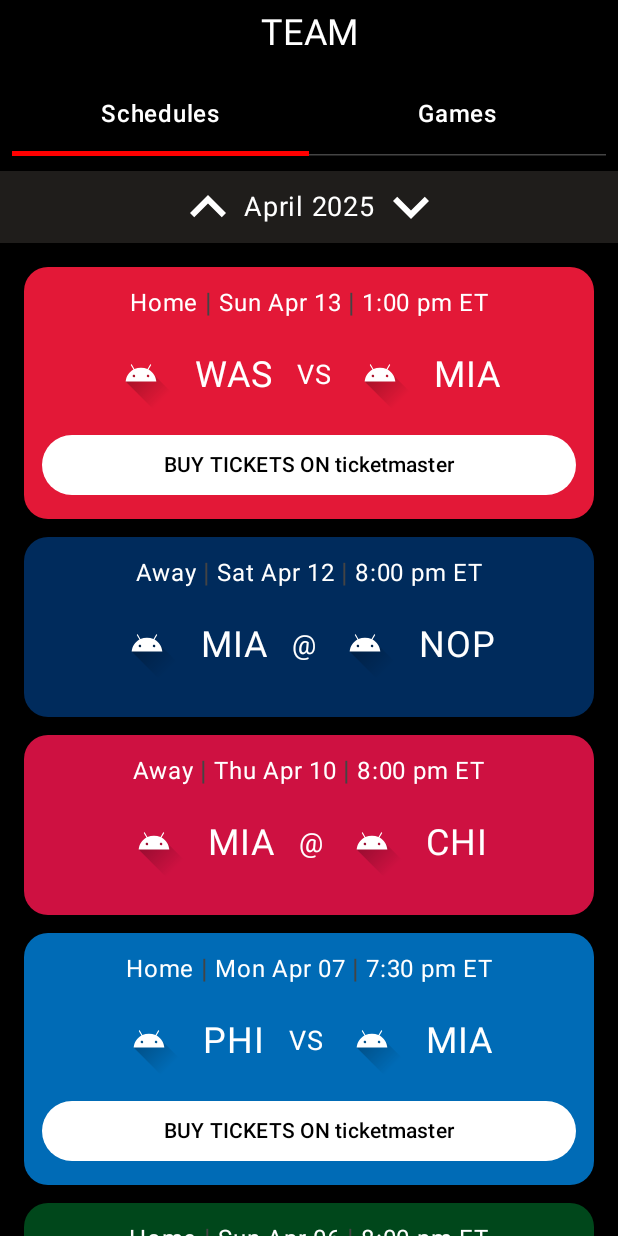
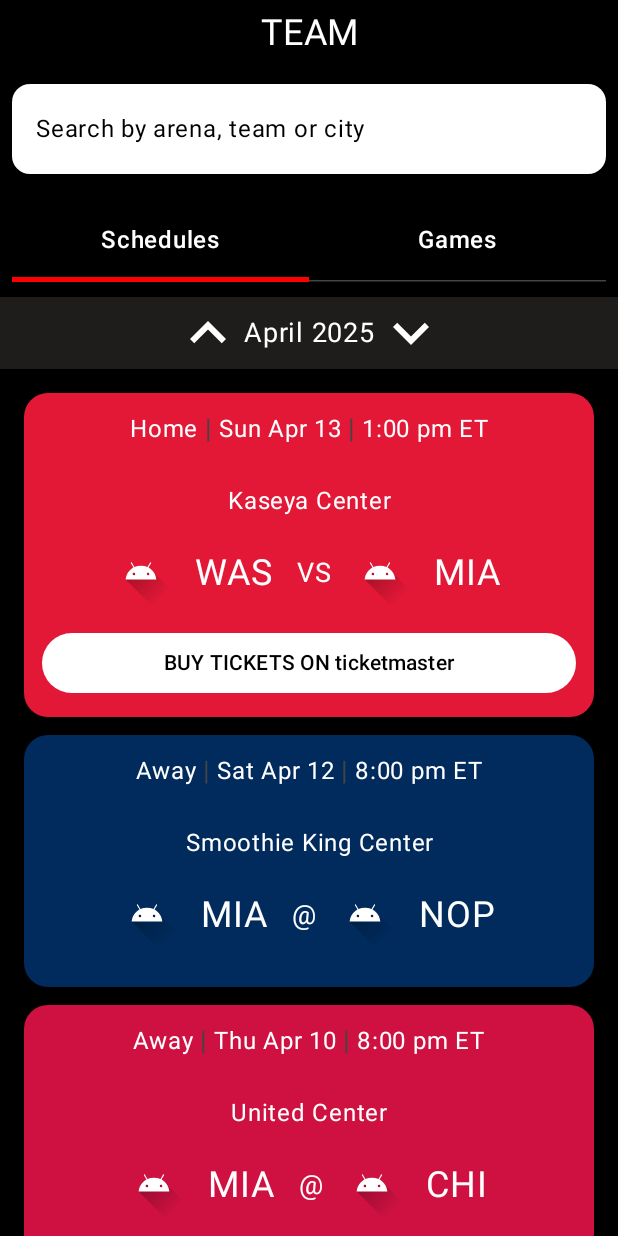
Before and after one commit to devashish6/nba-schedule, an Android app built with Jetpack Compose: the screen it shows after launch (MainActivity), on a phone screen of 412 x 824 dp. Run offline under Robolectric (Android 15) with nearby library versions, the phone set to English and light mode, and no system bars; our stand-ins replace Dagger/Hilt's generated code.

Commit message:
1. Using hilt 2. Search bar 3. Arena name

```diff
--- a/app/src/main/AndroidManifest.xml
+++ b/app/src/main/AndroidManifest.xml
@@ -9,6 +9,7 @@
     <uses-permission android:name="android.permission.READ_EXTERNAL_STORAGE"/>
 
     <application
+        android:name=".NBAScheduleApplication"
         android:allowBackup="true"
         android:dataExtractionRules="@xml/data_extraction_rules"
         android:fullBackupContent="@xml/backup_rules"
--- a/app/src/main/java/com/nba/schedule/MainActivity.kt
+++ b/app/src/main/java/com/nba/schedule/MainActivity.kt
@@ -13,28 +13,25 @@ import androidx.compose.runtime.Composable
 import androidx.compose.ui.Modifier
 import androidx.compose.ui.tooling.preview.Preview
 import androidx.lifecycle.compose.collectAsStateWithLifecycle
-import com.nba.schedule.ui.MainScreen
+import com.nba.schedule.ui.MainScreenRoute
 import com.nba.schedule.ui.theme.NBAScheduleTheme
 import com.nba.schedule.viewmodel.MainViewModel
+import dagger.hilt.android.AndroidEntryPoint
 
+@AndroidEntryPoint
 class MainActivity : ComponentActivity() {
 
-    private val viewModel: MainViewModel by viewModels()
 
     override fun onCreate(savedInstanceState: Bundle?) {
         super.onCreate(savedInstanceState)
-        viewModel.loadJsonData()
         setContent {
-            val uiModel = viewModel.uiState.collectAsStateWithLifecycle()
             NBAScheduleTheme {
                 // A surface container using the 'background' color from the theme
                 Surface(
                     modifier = Modifier.fillMaxSize(),
                     color = MaterialTheme.colorScheme.background
                 ) {
-                    MainScreen(
-                        uiModel = uiModel.value
-                    )
+                    MainScreenRoute()
                 }
             }
         }
--- /dev/null
+++ b/app/src/main/java/com/nba/schedule/NBAScheduleApplication.kt
@@ -0,0 +1,9 @@
+package com.nba.schedule
+
+import android.app.Application
+import dagger.hilt.android.HiltAndroidApp
+
+@HiltAndroidApp
+class NBAScheduleApplication : Application() {
+
+}
--- a/app/src/main/java/com/nba/schedule/model/Schedule.kt
+++ b/app/src/main/java/com/nba/schedule/model/Schedule.kt
@@ -18,6 +18,7 @@ data class ScheduleUi(
     val canBuy: Boolean, //To show and hide button
     val homeTeamUi: TeamUi,
     val awayTeamUi: TeamUi,
+    val arena: String,
 )
 
 fun Schedule.toScheduleUi(teamList: List<TeamUi>): ScheduleUi {
@@ -36,6 +37,7 @@ fun Schedule.toScheduleUi(teamList: List<TeamUi>): ScheduleUi {
         formattedDate = formatDate(gameTime),
         gameDate = gameTime,
         startTime = startTime,
+        arena = arenaName,
         homeTeamUi = TeamUi(
             teamId = homeTeam.teamId,
             teamName = home?.teamName.orEmpty(),
--- a/app/src/main/java/com/nba/schedule/ui/MainScreen.kt
+++ b/app/src/main/java/com/nba/schedule/ui/MainScreen.kt
@@ -3,6 +3,7 @@ package com.nba.schedule.ui
 import androidx.compose.foundation.background
 import androidx.compose.foundation.clickable
 import androidx.compose.foundation.layout.Arrangement
+import androidx.compose.foundation.layout.Box
 import androidx.compose.foundation.layout.Column
 import androidx.compose.foundation.layout.PaddingValues
 import androidx.compose.foundation.layout.Row
@@ -15,13 +16,21 @@ import androidx.compose.foundation.pager.HorizontalPager
 import androidx.compose.foundation.pager.PageSize
 import androidx.compose.foundation.pager.PagerDefaults
 import androidx.compose.foundation.pager.rememberPagerState
+import androidx.compose.foundation.text.BasicTextField
+import androidx.compose.material3.Card
+import androidx.compose.material3.CardDefaults
 import androidx.compose.material3.HorizontalDivider
 import androidx.compose.material3.TabRow
 import androidx.compose.material3.TabRowDefaults.SecondaryIndicator
 import androidx.compose.material3.TabRowDefaults.tabIndicatorOffset
 import androidx.compose.material3.Text
 import androidx.compose.runtime.Composable
+import androidx.compose.runtime.LaunchedEffect
+import androidx.compose.runtime.getValue
+import androidx.compose.runtime.mutableStateOf
+import androidx.compose.runtime.remember
 import androidx.compose.runtime.rememberCoroutineScope
+import androidx.compose.runtime.setValue
 import androidx.compose.ui.Modifier
 import androidx.compose.ui.graphics.Color
 import androidx.compose.ui.platform.LocalContext
@@ -31,11 +40,14 @@ import androidx.compose.ui.text.style.TextAlign
 import androidx.compose.ui.tooling.preview.Preview
 import androidx.compose.ui.unit.dp
 import androidx.compose.ui.unit.sp
+import androidx.hilt.navigation.compose.hiltViewModel
+import androidx.lifecycle.compose.collectAsStateWithLifecycle
 import com.google.gson.Gson
 import com.nba.schedule.R
 import com.nba.schedule.model.ScheduleResponse
 import com.nba.schedule.model.UiModel
 import com.nba.schedule.model.toScheduleUi
+import com.nba.schedule.viewmodel.MainViewModel
 import kotlinx.coroutines.launch
 
 /**
@@ -49,15 +61,27 @@ import kotlinx.coroutines.launch
  **/
 
 @Composable
-private fun MainScreenRoute(
+fun MainScreenRoute(
+    viewModel: MainViewModel = hiltViewModel()
 ) {
+    LaunchedEffect(Unit) {
+        viewModel.loadJsonData()
+    }
 
+    val uiModel by viewModel.uiState.collectAsStateWithLifecycle()
 
+    MainScreen(
+        uiModel = uiModel,
+        onSearch = {
+            viewModel.search(it)
+        }
+    )
 }
 
 @Composable
-fun MainScreen(
-    uiModel: UiModel
+private fun MainScreen(
+    uiModel: UiModel,
+    onSearch: (String) -> Unit
 ) {
     val pagerState = rememberPagerState { 2 }
     val scope = rememberCoroutineScope()
@@ -69,6 +93,9 @@ fun MainScreen(
             .background(Color.Black)
     ) {
         ToolBar()
+        CustomSearchBar(
+            onSearch = onSearch
+        )
         Spacer(modifier = Modifier.height(4.dp))
         TabRow(
             selectedTabIndex = pagerState.currentPage,
@@ -158,6 +185,50 @@ fun ToolBar() {
     )
 }
 
+@Composable
+fun CustomSearchBar(onSearch: (String) -> Unit) {
+    val DEFAULT_SEARCH = "Search by arena, team or city"
+    var searchText by remember { mutableStateOf("") }
+    var isHintDisplayed by remember {
+        mutableStateOf(true)
+    }
+    Box(
+        modifier = Modifier
+            .fillMaxWidth()
+    ) {
+        Card(
+            colors = CardDefaults.cardColors(
+                containerColor = Color.White,
+            ),
+            modifier = Modifier
+                .fillMaxWidth()
+                .padding(start = 8.dp, top = 12.dp, bottom = 12.dp, end = 8.dp)
+        ) {
+            Box(
+                modifier = Modifier
+                    .fillMaxWidth()
+                    .padding(start = 16.dp, top = 18.dp, bottom = 18.dp, end = 16.dp)
+            ) {
+                BasicTextField(
+                    value = searchText,
+                    onValueChange = {
+                        searchText = it
+                        isHintDisplayed = searchText.isEmpty()
+                        onSearch(it)
+                    },
+                    maxLines = 1,
+                    singleLine = true,
+                    modifier = Modifier
+                        .fillMaxWidth()
+                )
+                if (isHintDisplayed) {
+                    Text(text = DEFAULT_SEARCH, color = Color.Black)
+                }
+            }
+        }
+
+    }
+}
 
 
 @Preview
@@ -169,6 +240,7 @@ private fun MainScreenPreview() {
     val finalSchedule = Gson().fromJson(localScheduleData, ScheduleResponse::class.java)
     val list = finalSchedule.data?.schedules?.map { it.toScheduleUi(emptyList()) }
     MainScreen(
-        uiModel = UiModel(scheduleList = list)
+        uiModel = UiModel(scheduleList = list),
+        onSearch = { }
     )
 }
--- a/app/src/main/java/com/nba/schedule/ui/ScheduleScreen.kt
+++ b/app/src/main/java/com/nba/schedule/ui/ScheduleScreen.kt
@@ -29,6 +29,7 @@ import androidx.compose.ui.graphics.Color
 import androidx.compose.ui.graphics.ColorFilter
 import androidx.compose.ui.res.painterResource
 import androidx.compose.ui.res.stringResource
+import androidx.compose.ui.text.style.TextAlign
 import androidx.compose.ui.unit.dp
 import androidx.compose.ui.unit.sp
 import com.nba.schedule.R
@@ -67,8 +68,12 @@ internal fun SchedulesScreen(
                     MatchCard(
                         item = schedules[index],
                     )
-                    val instant = Instant.parse(schedules[index].gameDate) // Parse the ISO-8601 date string
-                    val localDateTime = LocalDateTime.ofInstant(instant, ZoneId.systemDefault()) // Convert to LocalDateTime in the system's default timezone
+                    val instant =
+                        Instant.parse(schedules[index].gameDate) // Parse the ISO-8601 date string
+                    val localDateTime = LocalDateTime.ofInstant(
+                        instant,
+                        ZoneId.systemDefault()
+                    ) // Convert to LocalDateTime in the system's default timezone
                     displayMonth = localDateTime
                     Spacer(modifier = Modifier.height(12.dp))
                 }
@@ -186,6 +191,16 @@ fun MatchCard(
 
         Spacer(modifier = Modifier.height(12.dp))
 
+        Text(
+            text = item.arena,
+            color = Color.White,
+            fontSize = 16.sp,
+            textAlign = TextAlign.Center,
+            modifier = Modifier
+                .fillMaxWidth()
+                .padding(12.dp)
+        )
+
         //Home team and Away team
         Row(
             modifier = Modifier
--- a/build.gradle.kts
+++ b/build.gradle.kts
@@ -2,4 +2,5 @@
 plugins {
     alias(libs.plugins.androidApplication) apply false
     alias(libs.plugins.jetbrainsKotlinAndroid) apply false
+    id("com.google.dagger.hilt.android") version "2.51.1" apply false
 }
--- a/gradle/libs.versions.toml
+++ b/gradle/libs.versions.toml
@@ -1,6 +1,8 @@
 [versions]
 agp = "8.3.0"
 converterGson = "2.3.0"
+hiltAndroid = "2.51.1"
+hiltNavigationCompose = "1.0.0"
 kotlin = "1.9.0"
 coreKtx = "1.15.0"
 junit = "4.13.2"
@@ -14,7 +16,10 @@ material3Android = "1.3.1"
 
 [libraries]
 androidx-core-ktx = { group = "androidx.core", name = "core-ktx", version.ref = "coreKtx" }
+androidx-hilt-navigation-compose = { module = "androidx.hilt:hilt-navigation-compose", version.ref = "hiltNavigationCompose" }
 converter-gson = { module = "com.squareup.retrofit2:converter-gson", version.ref = "converterGson" }
+hilt-android = { module = "com.google.dagger:hilt-android", version.ref = "hiltAndroid" }
+hilt-android-compiler = { module = "com.google.dagger:hilt-android-compiler", version.ref = "hiltAndroid" }
 junit = { group = "junit", name = "junit", version.ref = "junit" }
 androidx-junit = { group = "androidx.test.ext", name = "junit", version.ref = "junitVersion" }
 androidx-espresso-core = { group = "androidx.test.espresso", name = "espresso-core", version.ref = "espressoCore" }
```
Also changed, not shown: app/build.gradle.kts (+8 -0 lines), app/src/main/java/com/nba/schedule/viewmodel/MainViewModel.kt (+24 -1 lines).
